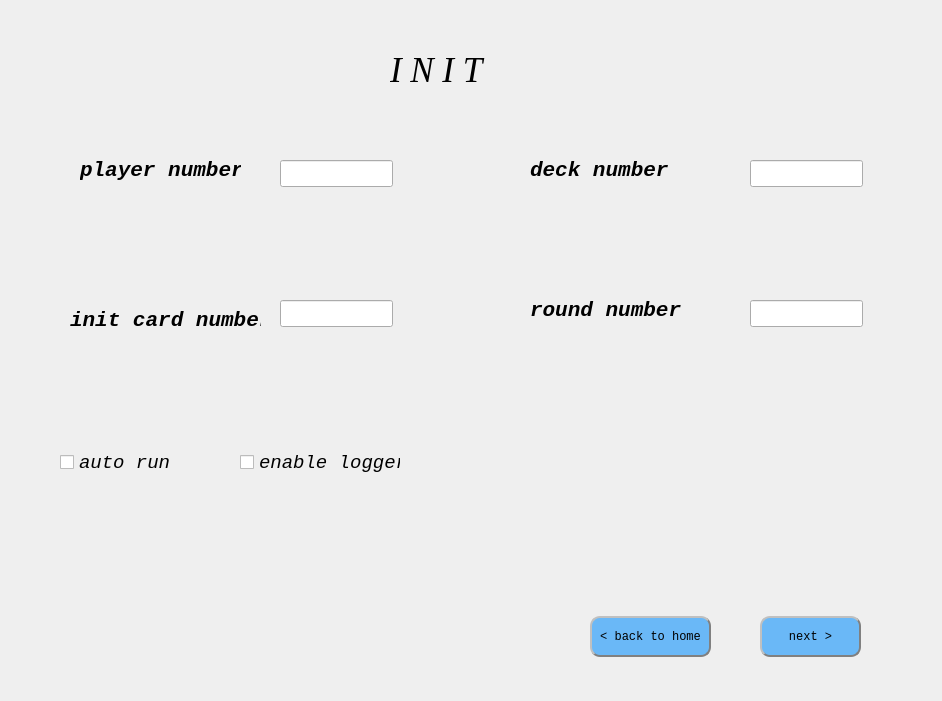
Qt form init_game.ui (openhe-hub/one-card-ui) before a commit.
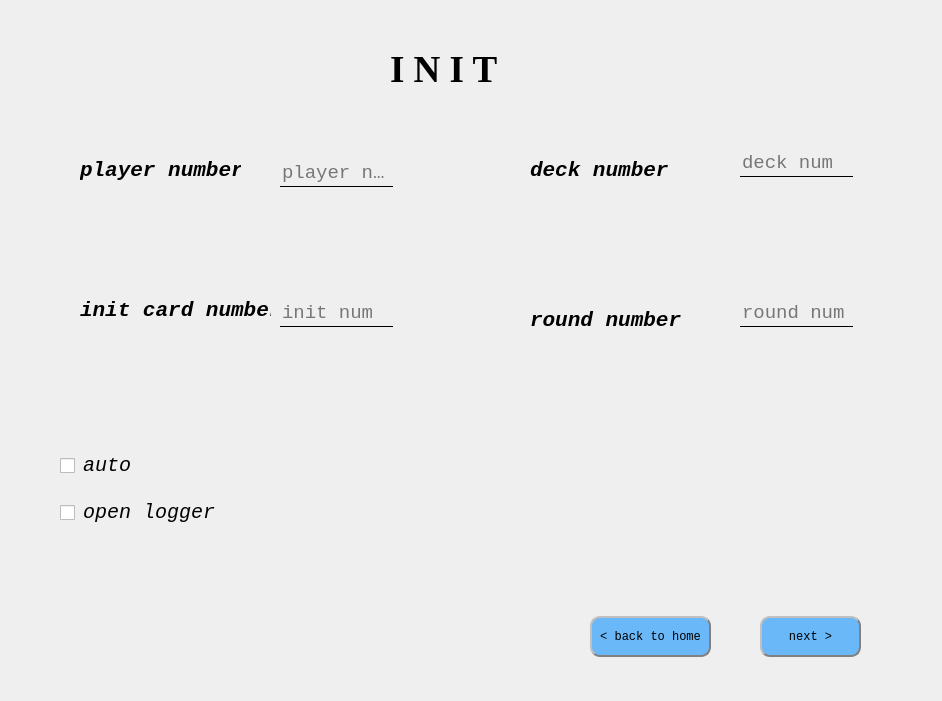
The same form after that commit. Icons and pictures are not drawn.

Commit message: upd init page

```diff
--- a/init_game.ui
+++ b/init_game.ui
@@ -31,11 +31,12 @@
    <property name="font">
     <font>
      <family>Times New Roman</family>
-     <italic>true</italic>
+     <pointsize>28</pointsize>
+     <italic>false</italic>
     </font>
    </property>
    <property name="text">
-    <string>&lt;html&gt;&lt;head/&gt;&lt;body&gt;&lt;p&gt;&lt;span style=&quot; font-size:26pt; font-style:italic;&quot;&gt;I N I T&lt;/span&gt;&lt;/p&gt;&lt;/body&gt;&lt;/html&gt;</string>
+    <string>&lt;html&gt;&lt;head/&gt;&lt;body&gt;&lt;p&gt;&lt;span style=&quot; font-size:28pt; font-weight:700;&quot;&gt;I N I T&lt;/span&gt;&lt;/p&gt;&lt;/body&gt;&lt;/html&gt;</string>
    </property>
   </widget>
   <widget class="QPushButton" name="back_btn">
@@ -157,8 +158,8 @@
   <widget class="QLabel" name="init_card_label">
    <property name="geometry">
     <rect>
-     <x>70</x>
-     <y>290</y>
+     <x>80</x>
+     <y>280</y>
      <width>191</width>
      <height>61</height>
     </rect>
@@ -177,7 +178,7 @@
    <property name="geometry">
     <rect>
      <x>530</x>
-     <y>280</y>
+     <y>290</y>
      <width>161</width>
      <height>61</height>
     </rect>
@@ -198,7 +199,7 @@
      <x>60</x>
      <y>450</y>
      <width>111</width>
-     <height>25</height>
+     <height>31</height>
     </rect>
    </property>
    <property name="maximumSize">
@@ -210,12 +211,25 @@
    <property name="font">
     <font>
      <family>Consolas</family>
-     <pointsize>14</pointsize>
+     <pointsize>-1</pointsize>
      <italic>true</italic>
     </font>
    </property>
+   <property name="styleSheet">
+    <string notr="true">QCheckBox{
+     spacing: 8px;  
+	font-family:Consolas;
+	font-size:20px;
+	border-radius:2px;
+}
+
+QCheckBox::indicator {  
+        width: 15px; 
+        height: 15px;
+}</string>
+   </property>
    <property name="text">
-    <string>auto run</string>
+    <string>auto</string>
    </property>
   </widget>
   <widget class="QCheckBox" name="log_check_btn">
@@ -224,8 +238,8 @@
    </property>
    <property name="geometry">
     <rect>
-     <x>240</x>
-     <y>450</y>
+     <x>60</x>
+     <y>500</y>
      <width>161</width>
      <height>25</height>
     </rect>
@@ -233,12 +247,24 @@
    <property name="font">
     <font>
      <family>Consolas</family>
-     <pointsize>14</pointsize>
+     <pointsize>-1</pointsize>
      <italic>true</italic>
     </font>
    </property>
+   <property name="styleSheet">
+    <string notr="true">QCheckBox{
+     spacing: 8px;  
+	font-family:Consolas;
+	font-size:20px;
+	border-radius:2px;
+}
+QCheckBox::indicator {  
+        width: 15px; 
+        height: 15px;
+}</string>
+   </property>
    <property name="text">
-    <string>enable logger</string>
+    <string>open logger</string>
    </property>
   </widget>
   <widget class="QLineEdit" name="lineEdit">
@@ -250,6 +276,35 @@
      <height>27</height>
     </rect>
    </property>
+   <property name="font">
+    <font>
+     <family>Consolas</family>
+     <pointsize>14</pointsize>
+     <italic>false</italic>
+     <bold>false</bold>
+    </font>
+   </property>
+   <property name="styleSheet">
+    <string notr="true">QLineEdit{
+    background:transparent;
+    border:none;
+    border-bottom:1px solid black;
+}
+ 
+QLineEdit:hover{
+    border-bottom:1px solid rgb(193,193, 193);
+}
+ 
+QLineEdit:focus{
+    border-bottom:1px solid rgb(18, 183, 245);
+}</string>
+   </property>
+   <property name="text">
+    <string/>
+   </property>
+   <property name="placeholderText">
+    <string>player num</string>
+   </property>
   </widget>
   <widget class="QLineEdit" name="lineEdit_2">
    <property name="geometry">
@@ -260,26 +315,102 @@
      <height>27</height>
     </rect>
    </property>
+   <property name="font">
+    <font>
+     <family>Consolas</family>
+     <pointsize>14</pointsize>
+     <italic>false</italic>
+    </font>
+   </property>
+   <property name="styleSheet">
+    <string notr="true">QLineEdit{
+    background:transparent;
+    border:none;
+    border-bottom:1px solid black;
+}
+ 
+QLineEdit:hover{
+    border-bottom:1px solid rgb(193,193, 193);
+}
+ 
+QLineEdit:focus{
+    border-bottom:1px solid rgb(18, 183, 245);
+}</string>
+   </property>
+   <property name="placeholderText">
+    <string>init num</string>
+   </property>
   </widget>
   <widget class="QLineEdit" name="lineEdit_3">
    <property name="geometry">
     <rect>
-     <x>750</x>
-     <y>160</y>
+     <x>740</x>
+     <y>150</y>
      <width>113</width>
      <height>27</height>
     </rect>
    </property>
+   <property name="font">
+    <font>
+     <family>Consolas</family>
+     <pointsize>14</pointsize>
+     <italic>false</italic>
+    </font>
+   </property>
+   <property name="styleSheet">
+    <string notr="true">QLineEdit{
+    background:transparent;
+    border:none;
+    border-bottom:1px solid black;
+}
+ 
+QLineEdit:hover{
+    border-bottom:1px solid rgb(193,193, 193);
+}
+ 
+QLineEdit:focus{
+    border-bottom:1px solid rgb(18, 183, 245);
+}</string>
+   </property>
+   <property name="placeholderText">
+    <string>deck num</string>
+   </property>
   </widget>
   <widget class="QLineEdit" name="lineEdit_4">
    <property name="geometry">
     <rect>
-     <x>750</x>
+     <x>740</x>
      <y>300</y>
      <width>113</width>
      <height>27</height>
     </rect>
    </property>
+   <property name="font">
+    <font>
+     <family>Consolas</family>
+     <pointsize>14</pointsize>
+     <italic>false</italic>
+     <bold>false</bold>
+    </font>
+   </property>
+   <property name="styleSheet">
+    <string notr="true">QLineEdit{
+    background:transparent;
+    border:none;
+    border-bottom:1px solid black;
+}
+ 
+QLineEdit:hover{
+    border-bottom:1px solid rgb(193,193, 193);
+}
+ 
+QLineEdit:focus{
+    border-bottom:1px solid rgb(18, 183, 245);
+}</string>
+   </property>
+   <property name="placeholderText">
+    <string>round num</string>
+   </property>
   </widget>
   <widget class="QLabel" name="player_icon">
    <property name="geometry">
@@ -333,7 +464,7 @@
    <property name="geometry">
     <rect>
      <x>460</x>
-     <y>280</y>
+     <y>290</y>
      <width>51</width>
      <height>51</height>
     </rect>
```
